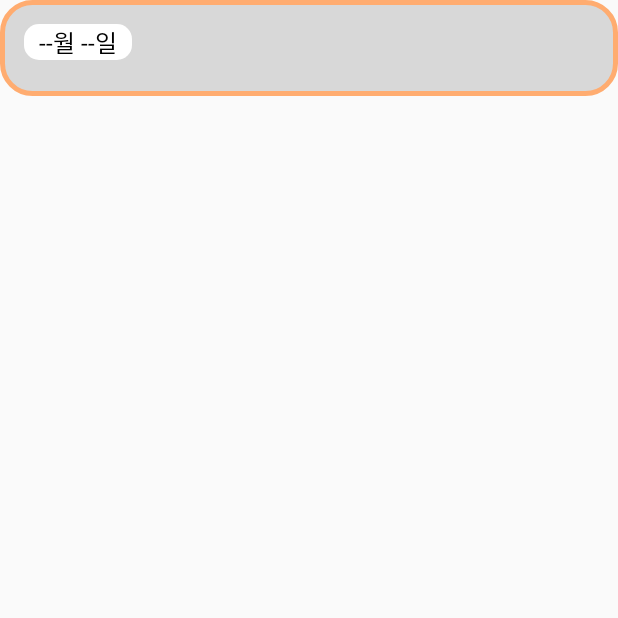
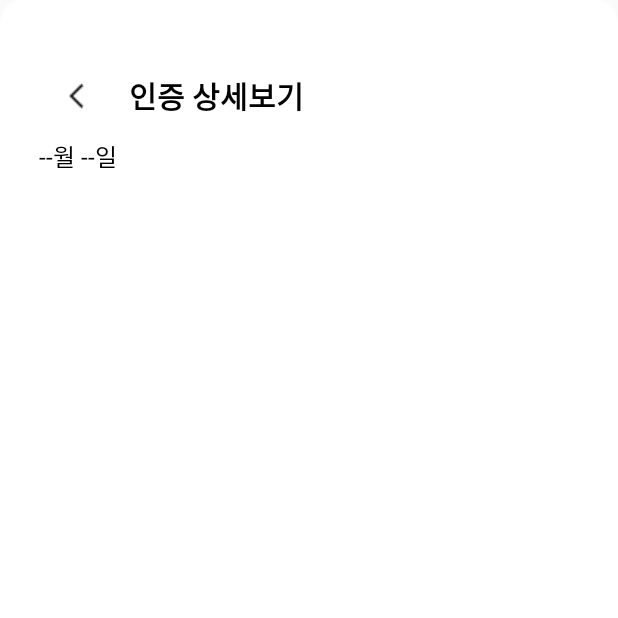
Before and after one commit to JakeKim4926/Oringe, an Android app: the RecordDetailActivity screen opened directly, with no data from a screen before it, on a phone screen of 412 x 824 dp, the top half of it. Run offline under Robolectric (Android 15) with nearby library versions, the phone set to English and light mode, and no system bars; pictures from the network do not load; 1 statement that could not run was skipped.

Commit message:
[fix] change RecordDetailFragment to RecordDetailActivity

```diff
--- a/front/app/src/main/res/layout/activity_record_detail.xml
+++ b/front/app/src/main/res/layout/activity_record_detail.xml
@@ -3,7 +3,19 @@
     android:layout_width="match_parent"
     android:layout_height="wrap_content"
     android:padding="16dp"
-    android:background="@drawable/background_shape">
+    android:background="@drawable/background_white"
+    xmlns:app="http://schemas.android.com/apk/res-auto"
+    xmlns:tools="http://schemas.android.com/tools"
+    tools:context=".activity.record.RecordDetailActivity">
+    <LinearLayout
+        android:layout_width="match_parent"
+        android:layout_height="match_parent"
+        android:orientation="vertical">
+        <com.ssafy.oringe.ui.component.common.BackView
+            android:id="@+id/challengeCreate_header"
+            android:layout_width="wrap_content"
+            android:layout_height="wrap_content"
+            app:headerText="인증 상세보기" />
 
         <TextView
             android:id="@+id/text_date"
@@ -16,12 +28,11 @@
             android:background="@drawable/date_color_lightorange"
             android:text="--월 --일" />
 
-
         <ScrollView
             android:layout_width="match_parent"
             android:layout_height="wrap_content"
             android:layout_below="@id/text_date"
-        android:background="@color/background_color_deep"
+            android:background="@color/white"
             android:layout_marginTop="8dp">
             <LinearLayout
                 android:id="@+id/content_container"
@@ -30,4 +41,8 @@
                 android:orientation="vertical"/>
         </ScrollView>
 
+    </LinearLayout>
+
+
+
 </RelativeLayout>
--- a/front/app/src/main/res/layout/fragment_challenge_detail.xml
+++ b/front/app/src/main/res/layout/fragment_challenge_detail.xml
@@ -9,6 +9,12 @@
     android:elevation="24dp"
     android:background="@drawable/background_white"
     tools:context=".activity.challenge.ChallengeDetailFragment">
+    <View
+        android:layout_width="32dp"
+        android:layout_height="4dp"
+        android:layout_gravity="center_horizontal"
+        android:layout_marginTop="12dp"
+        android:background="@drawable/rounded_bar" />
 
     <FrameLayout
         android:layout_width="match_parent"
```
Also changed, not shown: front/app/src/main/res/drawable/rounded_bar.xml (added, +7 -0 lines). Lines whose indentation alone changed are shown as unchanged.
